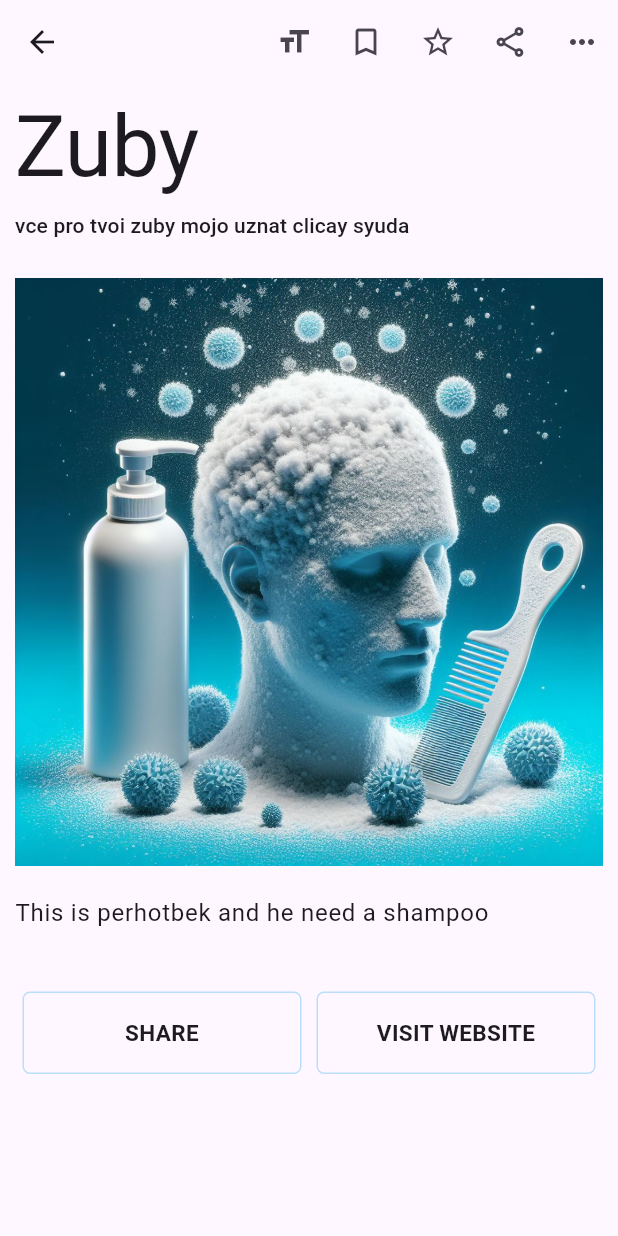
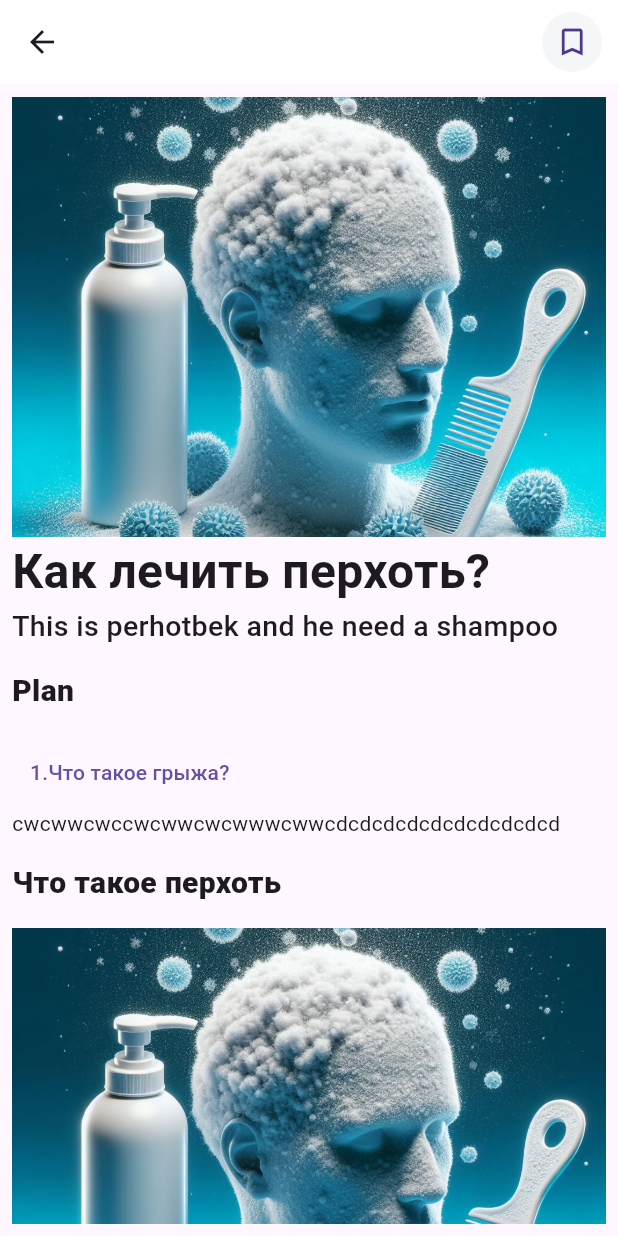
Before and after one commit to Nurtilekb/medicine, a Flutter app: the ArticleScreen screen opened directly, on a phone screen of 412 x 824 dp. Run offline on Flutter 3.47's test engine with Material 3 defaults, Android fonts, the light colour scheme and no system bars; our stand-ins replace flutter_screenutil, flutter_sticky_header, shared_preferences; accounts and stored records are empty; generated files the repository leaves out were written again; Roboto replaces fonts that are missing (Semibold.ttf).

Commit message:
+ flutter_sticky_header

```diff
--- a/lib/costants/text_style.dart
+++ b/lib/costants/text_style.dart
@@ -9,5 +9,5 @@ abstract class ConstStyle{
     static const settingstyle2=TextStyle(color: Colors.black,fontSize:19,fontWeight: FontWeight.w500,fontFamily:" Semibold.ttf", );
   static const nazvonke=TextStyle(fontSize:25,fontWeight: FontWeight.w500 );
     static const descGlavText =TextStyle(fontFamily: 'Semibold.ttf',fontSize: 32,fontWeight: FontWeight.w600);
-
+ static const planStyle=TextStyle(fontSize:20,fontWeight: FontWeight.w900,fontFamily:" Semibold.ttf", );
 }
--- a/lib/ontapWidgets/articles_descript.dart
+++ b/lib/ontapWidgets/articles_descript.dart
@@ -1,158 +1,152 @@
-
 import 'package:flutter/material.dart';
+import 'package:flutter_screenutil/flutter_screenutil.dart';
+import 'package:flutter_sticky_header/flutter_sticky_header.dart';
+import 'package:medicine1/costants/text_style.dart';
+import 'package:medicine1/model/card_model.dart';
+import 'package:medicine1/model/them_model.dart';
+import 'package:provider/provider.dart';
 
 class ArticleScreen extends StatelessWidget {
   final int id;
   final String imagePath;
+  final String nadpis1;
 
- final String nadpis;
+  final String nadpis2;
 
-  const ArticleScreen( {
+  const ArticleScreen({
     super.key,
     required this.id,
-    required this.imagePath, required this.nadpis,
+    required this.imagePath,
+    required this.nadpis1,
+    required this.nadpis2,
   });
-
-
 
   @override
   Widget build(BuildContext context) {
-
-
+    final colorAli = Provider.of<ThemeModel>(context);
 
     return Scaffold(
       appBar: AppBar(
-        title: null,
+        backgroundColor: colorAli.scafColor,
+        scrolledUnderElevation: 0,
+        elevation: 0,
         actions: [
-          IconButton(
-            onPressed: () => showModalBottomSheet<void>(
-                context: context,
-                isScrollControlled: true,
-                shape: const RoundedRectangleBorder(
-                  borderRadius: BorderRadius.vertical(
-                    top: Radius.circular(20),
+          CircleAvatar(
+              backgroundColor: colorAli.sohrColor,
+              child: const Icon(Icons.bookmark_border)),
+          SizedBox(width: 10.w)
+        ],
+      ),
+      body: Padding(
+        padding: const EdgeInsets.all(8.0),
+        child: CustomScrollView(
+          slivers: [
+            new SliverStickyHeader(
+              header: SizedBox(
+                width: MediaQuery.of(context).size.width,
+                height: 1.h,
+                child: const Text('wefvwevw'),
+              ),
+              sliver: SliverList(
+                delegate: SliverChildBuilderDelegate(
+                  (context, i) => Column(
+                    crossAxisAlignment: CrossAxisAlignment.start,
+                    children: [
+                      SizedBox(
+                        width: MediaQuery.of(context).size.width,
+                        height: 300.h,
+                        child: Image.asset(
+                          imagePath,
+                          fit: BoxFit.cover,
                         ),
                       ),
-                backgroundColor: Theme.of(context).primaryColorLight,
-                builder: (context) {return SafeArea(child: Container(
-                  height: 300,
-                  width: 200,
-                  color: Colors.blue,child: const AnimatedIcon(icon:AnimatedIcons.pause_play, progress:kAlwaysDismissedAnimation),));
-                }),
-            icon: const Icon(
-              Icons.format_size_outlined,
+                      Text(
+                        nadpis1,
+                        style: ConstStyle.descGlavText,
                       ),
-          ),
-          IconButton(
-            onPressed: () {},
-            icon: const Icon(
-              Icons.bookmark_border,
-            ),
-          ),
-          IconButton(
-            onPressed: () {},
-            icon: const Icon(
-              Icons.star_border_outlined,
-            ),
-          ),
-          IconButton(
-            onPressed: () {},
-            icon: const Icon(
-              Icons.share_outlined,
-            ),
-          ),
-          IconButton(
-            onPressed: () {},
-            icon: const Icon(
-              Icons.more_horiz_outlined,
-            ),
-          ),
+                      Wrap(children: [
+                        Text(
+                          nadpis2,
+                          style: ConstStyle.settingstyle,
+                        )
+                      ]),
                     ],
                   ),
-      body: GestureDetector(
-        child: Container(
-          padding: const EdgeInsets.all(10),
-          child: SingleChildScrollView(
-            child:
-                Column(crossAxisAlignment: CrossAxisAlignment.start, children: [
-              InkWell(
-                onTap: (){},
-                child:
-                    Text('Zuby', style: Theme.of(context).textTheme.displayLarge),
-              ),
-              const SizedBox(height: 10),
-              Text(
-                'vce pro tvoi zuby mojo uznat clicay syuda',
-                style: Theme.of(context).textTheme.titleSmall,
-              ),
-              const SizedBox(height: 25),
-              Image.asset(imagePath),
-              const SizedBox(height: 20),
-              Text(
-                nadpis,
-                style: Theme.of(context).textTheme.bodyLarge,
-              ),
-              const SizedBox(
-                height: 30,
-              ),
-              Row(
-                children: [
-                  Expanded(
-                    child: InkWell(
-                      onTap: () {},
-                      child: Container(
-                        decoration: BoxDecoration(
-                          border: Border.all(
-                              color: Theme.of(context).primaryColorLight),
-                          borderRadius: const BorderRadius.all(Radius.circular(5)),
-                        ),
-                        height: 55,
-                        padding: const EdgeInsets.all(10),
-                        margin:
-                            const EdgeInsets.symmetric(horizontal: 5, vertical: 10),
-                        child: const Center(
-                          child: Text(
-                            'SHARE',
-                            textAlign: TextAlign.center,
-                            style: TextStyle(
-                              fontWeight: FontWeight.bold,
-                              fontSize: 15,
+                  childCount: 1,
                 ),
               ),
             ),
+            SliverStickyHeader(
+              header: Container(
+                height: 60.0,
+                alignment: Alignment.centerLeft,
+                child: const Text('Plan',
+                    style: TextStyle(
+                      fontSize: 20,
+                      fontWeight: FontWeight.w900,
+                      fontFamily: " Semibold.ttf",
+                    )),
+              ),
+              sliver: SliverList(
+                delegate: SliverChildBuilderDelegate(
+                  (context, i) => Container(
+                    child: Column(
+                      crossAxisAlignment: CrossAxisAlignment.start,
+                      children: [
+                        TextButton(
+                            onPressed: () {},
+                            child: const Text('1.Что такое грыжа?')),
+                        const Wrap(
+                          children: [
+                            Text('cwcwwcwccwcwwcwcwwwcwwcdcdcdcdcdcdcdcdcdcd')
+                          ],
+                        )
+                      ],
+                    ),
+                  ),
+                  childCount: 1,
                 ),
               ),
             ),
-                  Expanded(
-                    child: InkWell(
-                      onTap: (){},
-                      child: Container(
-                        decoration: BoxDecoration(
-                          border: Border.all(
-                              color: Theme.of(context).primaryColorLight),
-                          borderRadius: const BorderRadius.all(Radius.circular(5)),
+            SliverStickyHeader(
+              header: Container(
+                height: 60.0,
+                alignment: Alignment.centerLeft,
+                child: const Text('Что такое перхоть',
+                    style: TextStyle(
+                      fontSize: 20,
+                      fontWeight: FontWeight.w900,
+                      fontFamily: " Semibold.ttf",
+                    )),
               ),
-                        height: 55,
-                        padding: const EdgeInsets.all(10),
-                        margin:
-                            const EdgeInsets.symmetric(horizontal: 5, vertical: 10),
-                        child: const Center(
-                          child: Text(
-                            'VISIT WEBSITE',
-                            textAlign: TextAlign.center,
-                            style: TextStyle(
-                              fontWeight: FontWeight.bold,
-                              fontSize: 15,
+              sliver: SliverList(
+                delegate: SliverChildBuilderDelegate(
+                  (context, i) => Container(
+                    child: Column(
+                      crossAxisAlignment: CrossAxisAlignment.start,
+                      children: [
+                        SizedBox(
+                          width: MediaQuery.of(context).size.width,
+                          height: 300.h,
+                          child: Image.asset(
+                            imagePath,
+                            fit: BoxFit.cover,
                           ),
                         ),
+                        const Wrap(
+                          children: [
+                            const Text('cwcwwcwccwcwwcwcwwwcwwcdcdcdcdcdcdcdcdcdcd')
+                          ],
+                        ),
+                        const SizedBox(height: 20,)
+                      ],
                     ),
                   ),
+                  childCount: 1,
                 ),
               ),
+            )
           ],
-              )
-            ]),
-          ),
         ),
       ),
     );
--- a/lib/ontapWidgets/descrip_bolezn.dart
+++ b/lib/ontapWidgets/descrip_bolezn.dart
@@ -6,6 +6,7 @@ import 'package:medicine1/model/card_model.dart';
 import 'package:medicine1/model/them_model.dart';
 import 'package:provider/provider.dart';
 import 'package:flutter_gen/gen_l10n/app_localizations.dart';
+
 
 class Dopkaprobolez extends StatelessWidget {
   const Dopkaprobolez({
@@ -122,3 +123,31 @@ class Dopkaprobolez extends StatelessWidget {
     );
   }
 }
+
+
+
+
+List<SectionData> sections = [
+  SectionData(title: 'Section 1', items: [
+    ItemData(name: 'Item 1.1'),
+    ItemData(name: 'Item 1.2'),
+  ]),
+  SectionData(title: 'Section 2', items: [
+    ItemData(name: 'Item 2.1'),
+    ItemData(name: 'Item 2.2'),
+  ]),
+];
+
+
+class SectionData {
+  final String title;
+  final List<ItemData> items;
+
+  SectionData({required this.title, required this.items});
+}
+
+class ItemData {
+  final String name;
+
+  ItemData({required this.name});
+}
--- a/lib/widgets/articles_list.dart
+++ b/lib/widgets/articles_list.dart
@@ -43,9 +43,10 @@ class ArcticList extends StatelessWidget {
                               context,
                               MaterialPageRoute(
                                 builder: (context) => const ArticleScreen(
+                                  nadpis1: 'Как лечить перхоть?',
                                   id: 1,
                                   imagePath: 'assets/images/perhot.jpeg',
-                                  nadpis:
+                                  nadpis2:
                                       'This is perhotbek and he need a shampoo',
                                 ),
                               ));
--- a/lib/widgets/listview_bld.dart
+++ b/lib/widgets/listview_bld.dart
@@ -69,6 +69,7 @@ class _ListTabviewState extends State<ListTabview> {
                           Expanded(
                             child: InkWell(
                               onTap: () {
+
                     Navigator.push(
                         context,
                         MaterialPageRoute(
@@ -159,4 +160,5 @@ Future<void> _refreshData() async {
   void _runFilter(String keyword) {
     Provider.of<Listbeck>(context, listen: false).filterData(keyword);
   }
+
 }
--- a/pubspec.yaml
+++ b/pubspec.yaml
@@ -44,6 +44,8 @@ dependencies:
   search_page: ^2.3.0
   dropdown_button2: ^2.3.9
   intl_utils: ^2.8.7
+  flutter_sticky_header: ^0.6.5
+
 
 
 dev_dependencies:
```
Also changed, not shown: pubspec.lock. Lines whose indentation alone changed are shown as unchanged.
